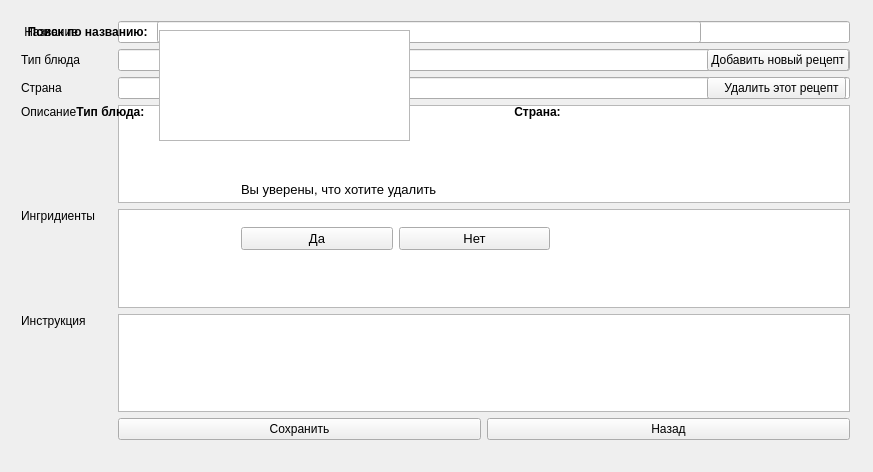
This is widget.ui in moevm/gui-1h2018-07 as Qt 5 draws it before an edit. The edited form follows.
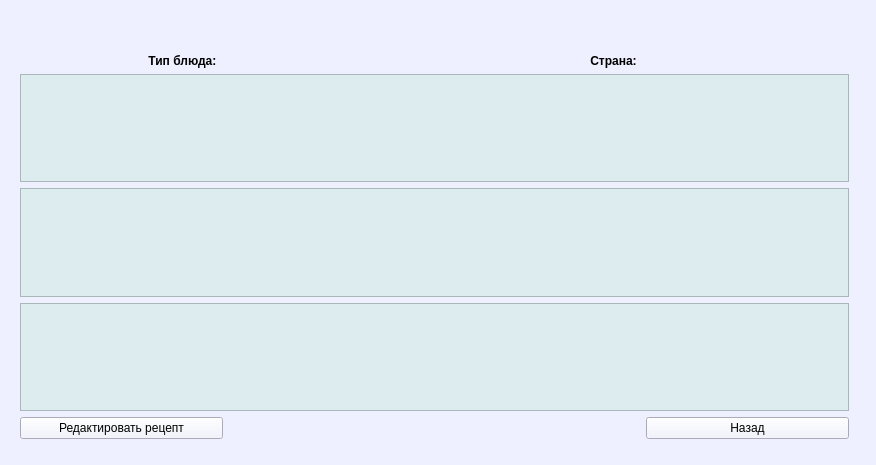
This is the edited form.

Commit message: more filters and editing recipe

```diff
--- a/widget.ui
+++ b/widget.ui
@@ -6,13 +6,16 @@
    <rect>
     <x>0</x>
     <y>0</y>
-    <width>873</width>
-    <height>472</height>
+    <width>876</width>
+    <height>465</height>
    </rect>
   </property>
   <property name="windowTitle">
    <string>Widget</string>
   </property>
+  <property name="styleSheet">
+   <string notr="true">background-color: rgb(238, 239, 255)</string>
+  </property>
   <widget class="QWidget" name="addRecipe" native="true">
    <property name="geometry">
     <rect>
@@ -169,23 +172,10 @@
      </rect>
     </property>
     <layout class="QGridLayout" name="gridLayout">
-     <item row="3" column="3">
-      <widget class="QLabel" name="label_9">
-       <property name="font">
-        <font>
-         <weight>75</weight>
-         <bold>true</bold>
-        </font>
-       </property>
-       <property name="text">
-        <string>Страна: </string>
-       </property>
-       <property name="alignment">
-        <set>Qt::AlignRight|Qt::AlignTrailing|Qt::AlignVCenter</set>
-       </property>
-      </widget>
+     <item row="1" column="1" colspan="4">
+      <widget class="QLineEdit" name="searchCountry"/>
      </item>
-     <item row="2" column="5">
+     <item row="8" column="4">
       <widget class="QPushButton" name="delButton">
        <property name="sizePolicy">
         <sizepolicy hsizetype="Fixed" vsizetype="Fixed">
@@ -198,61 +188,9 @@
        </property>
       </widget>
      </item>
-     <item row="5" column="5" rowspan="3">
-      <spacer name="verticalSpacer">
-       <property name="orientation">
-        <enum>Qt::Vertical</enum>
-       </property>
-       <property name="sizeHint" stdset="0">
-        <size>
-         <width>20</width>
-         <height>40</height>
-        </size>
-       </property>
-      </spacer>
-     </item>
-     <item row="1" column="5">
-      <widget class="QPushButton" name="addButton">
-       <property name="sizePolicy">
-        <sizepolicy hsizetype="Fixed" vsizetype="Fixed">
-         <horstretch>0</horstretch>
-         <verstretch>0</verstretch>
-        </sizepolicy>
-       </property>
-       <property name="text">
-        <string>Добавить новый рецепт</string>
-       </property>
-      </widget>
-     </item>
-     <item row="3" column="1" colspan="2">
-      <widget class="QLabel" name="typeRecipe">
-       <property name="sizePolicy">
-        <sizepolicy hsizetype="Expanding" vsizetype="Maximum">
-         <horstretch>0</horstretch>
-         <verstretch>0</verstretch>
-        </sizepolicy>
-       </property>
-       <property name="text">
-        <string/>
-       </property>
-      </widget>
-     </item>
      <item row="0" column="1" colspan="4">
       <widget class="QLineEdit" name="searchLine"/>
      </item>
-     <item row="3" column="4">
-      <widget class="QLabel" name="countyRecipe">
-       <property name="sizePolicy">
-        <sizepolicy hsizetype="Minimum" vsizetype="Maximum">
-         <horstretch>0</horstretch>
-         <verstretch>0</verstretch>
-        </sizepolicy>
-       </property>
-       <property name="text">
-        <string/>
-       </property>
-      </widget>
-     </item>
      <item row="0" column="0">
       <widget class="QLabel" name="label_7">
        <property name="sizePolicy">
@@ -275,8 +213,37 @@
        </property>
       </widget>
      </item>
+     <item row="5" column="0" rowspan="3" colspan="5">
+      <widget class="QListView" name="listView">
+       <property name="styleSheet">
+        <string notr="true">background-color: rgb(221, 237, 239)</string>
+       </property>
+      </widget>
+     </item>
+     <item row="1" column="0">
+      <widget class="QLabel" name="label_11">
+       <property name="sizePolicy">
+        <sizepolicy hsizetype="Preferred" vsizetype="Preferred">
+         <horstretch>0</horstretch>
+         <verstretch>0</verstretch>
+        </sizepolicy>
+       </property>
+       <property name="font">
+        <font>
+         <weight>75</weight>
+         <bold>true</bold>
+        </font>
+       </property>
+       <property name="text">
+        <string>Поиск по стране: </string>
+       </property>
+       <property name="alignment">
+        <set>Qt::AlignRight|Qt::AlignTrailing|Qt::AlignVCenter</set>
+       </property>
+      </widget>
+     </item>
      <item row="3" column="0">
-      <widget class="QLabel" name="label_8">
+      <widget class="QLabel" name="label_12">
        <property name="sizePolicy">
         <sizepolicy hsizetype="Preferred" vsizetype="Preferred">
          <horstretch>0</horstretch>
@@ -290,65 +257,31 @@
         </font>
        </property>
        <property name="text">
-        <string>Тип блюда:  </string>
+        <string>Поиск по типу: </string>
        </property>
        <property name="alignment">
         <set>Qt::AlignRight|Qt::AlignTrailing|Qt::AlignVCenter</set>
        </property>
       </widget>
      </item>
-     <item row="1" column="0" rowspan="2" colspan="5">
-      <widget class="QLabel" name="recipeName">
-       <property name="font">
-        <font>
-         <family>Times New Roman</family>
-         <pointsize>18</pointsize>
-         <weight>75</weight>
-         <italic>false</italic>
-         <bold>true</bold>
-        </font>
+     <item row="8" column="3">
+      <widget class="QPushButton" name="addButton">
+       <property name="sizePolicy">
+        <sizepolicy hsizetype="Fixed" vsizetype="Fixed">
+         <horstretch>0</horstretch>
+         <verstretch>0</verstretch>
+        </sizepolicy>
        </property>
        <property name="text">
-        <string/>
+        <string>Добавить новый рецепт</string>
        </property>
-       <property name="alignment">
-        <set>Qt::AlignCenter</set>
-       </property>
       </widget>
      </item>
-     <item row="5" column="0" colspan="5">
-      <widget class="QLabel" name="desRecipe">
-       <property name="text">
-        <string/>
-       </property>
-      </widget>
-     </item>
-     <item row="6" column="0" colspan="5">
-      <widget class="QLabel" name="ingRecipe">
-       <property name="text">
-        <string/>
-       </property>
-      </widget>
-     </item>
-     <item row="7" column="0" colspan="5">
-      <widget class="QLabel" name="logRecipe">
-       <property name="text">
-        <string/>
-       </property>
-      </widget>
+     <item row="3" column="1" colspan="4">
+      <widget class="QLineEdit" name="searchType"/>
      </item>
     </layout>
    </widget>
-   <widget class="QListView" name="listView">
-    <property name="geometry">
-     <rect>
-      <x>150</x>
-      <y>20</y>
-      <width>251</width>
-      <height>111</height>
-     </rect>
-    </property>
-   </widget>
   </widget>
   <widget class="QWidget" name="testWin" native="true">
    <property name="geometry">
@@ -422,6 +355,177 @@
     </layout>
    </widget>
   </widget>
+  <widget class="QWidget" name="Recipe" native="true">
+   <property name="geometry">
+    <rect>
+     <x>10</x>
+     <y>10</y>
+     <width>851</width>
+     <height>441</height>
+    </rect>
+   </property>
+   <widget class="QWidget" name="gridLayoutWidget_3">
+    <property name="geometry">
+     <rect>
+      <x>-1</x>
+      <y>-1</y>
+      <width>851</width>
+      <height>441</height>
+     </rect>
+    </property>
+    <layout class="QGridLayout" name="gridLayout_2">
+     <item row="3" column="0" colspan="4">
+      <widget class="QLabel" name="recipeName">
+       <property name="font">
+        <font>
+         <family>Times New Roman</family>
+         <pointsize>18</pointsize>
+         <weight>75</weight>
+         <italic>false</italic>
+         <bold>true</bold>
+        </font>
+       </property>
+       <property name="text">
+        <string/>
+       </property>
+       <property name="alignment">
+        <set>Qt::AlignCenter</set>
+       </property>
+      </widget>
+     </item>
+     <item row="5" column="0">
+      <widget class="QLabel" name="label_8">
+       <property name="sizePolicy">
+        <sizepolicy hsizetype="Preferred" vsizetype="Preferred">
+         <horstretch>0</horstretch>
+         <verstretch>0</verstretch>
+        </sizepolicy>
+       </property>
+       <property name="font">
+        <font>
+         <weight>75</weight>
+         <bold>true</bold>
+        </font>
+       </property>
+       <property name="text">
+        <string>Тип блюда:  </string>
+       </property>
+       <property name="alignment">
+        <set>Qt::AlignRight|Qt::AlignTrailing|Qt::AlignVCenter</set>
+       </property>
+      </widget>
+     </item>
+     <item row="5" column="1">
+      <widget class="QLabel" name="typeRecipe">
+       <property name="sizePolicy">
+        <sizepolicy hsizetype="Minimum" vsizetype="Maximum">
+         <horstretch>0</horstretch>
+         <verstretch>0</verstretch>
+        </sizepolicy>
+       </property>
+       <property name="text">
+        <string/>
+       </property>
+      </widget>
+     </item>
+     <item row="5" column="3">
+      <widget class="QLabel" name="countyRecipe">
+       <property name="sizePolicy">
+        <sizepolicy hsizetype="Minimum" vsizetype="Maximum">
+         <horstretch>0</horstretch>
+         <verstretch>0</verstretch>
+        </sizepolicy>
+       </property>
+       <property name="text">
+        <string/>
+       </property>
+      </widget>
+     </item>
+     <item row="10" column="0" colspan="4">
+      <widget class="QTextEdit" name="logRecipe">
+       <property name="cursor" stdset="0">
+        <cursorShape>ArrowCursor</cursorShape>
+       </property>
+       <property name="focusPolicy">
+        <enum>Qt::NoFocus</enum>
+       </property>
+       <property name="styleSheet">
+        <string notr="true">background-color: rgb(221, 237, 239)</string>
+       </property>
+       <property name="readOnly">
+        <bool>true</bool>
+       </property>
+      </widget>
+     </item>
+     <item row="8" column="0" colspan="4">
+      <widget class="QTextEdit" name="desRecipe">
+       <property name="cursor" stdset="0">
+        <cursorShape>ArrowCursor</cursorShape>
+       </property>
+       <property name="focusPolicy">
+        <enum>Qt::NoFocus</enum>
+       </property>
+       <property name="styleSheet">
+        <string notr="true">background-color: rgb(221, 237, 239)</string>
+       </property>
+       <property name="readOnly">
+        <bool>true</bool>
+       </property>
+      </widget>
+     </item>
+     <item row="9" column="0" colspan="4">
+      <widget class="QTextEdit" name="ingRecipe">
+       <property name="cursor" stdset="0">
+        <cursorShape>ArrowCursor</cursorShape>
+       </property>
+       <property name="focusPolicy">
+        <enum>Qt::NoFocus</enum>
+       </property>
+       <property name="styleSheet">
+        <string notr="true">background-color: rgb(221, 237, 239);</string>
+       </property>
+       <property name="readOnly">
+        <bool>true</bool>
+       </property>
+      </widget>
+     </item>
+     <item row="5" column="2">
+      <widget class="QLabel" name="label_9">
+       <property name="font">
+        <font>
+         <weight>75</weight>
+         <bold>true</bold>
+        </font>
+       </property>
+       <property name="text">
+        <string>Страна: </string>
+       </property>
+       <property name="alignment">
+        <set>Qt::AlignRight|Qt::AlignTrailing|Qt::AlignVCenter</set>
+       </property>
+      </widget>
+     </item>
+     <item row="11" column="3">
+      <widget class="QPushButton" name="backFromRecipe">
+       <property name="text">
+        <string>Назад</string>
+       </property>
+      </widget>
+     </item>
+     <item row="11" column="0">
+      <widget class="QPushButton" name="changeRecipe">
+       <property name="text">
+        <string>Редактировать рецепт</string>
+       </property>
+      </widget>
+     </item>
+    </layout>
+   </widget>
+  </widget>
+  <zorder>testWin</zorder>
+  <zorder>addRecipe</zorder>
+  <zorder>mainWid</zorder>
+  <zorder>Recipe</zorder>
  </widget>
  <layoutdefault spacing="6" margin="11"/>
  <resources/>
```
The commit also changes 3 other files.
